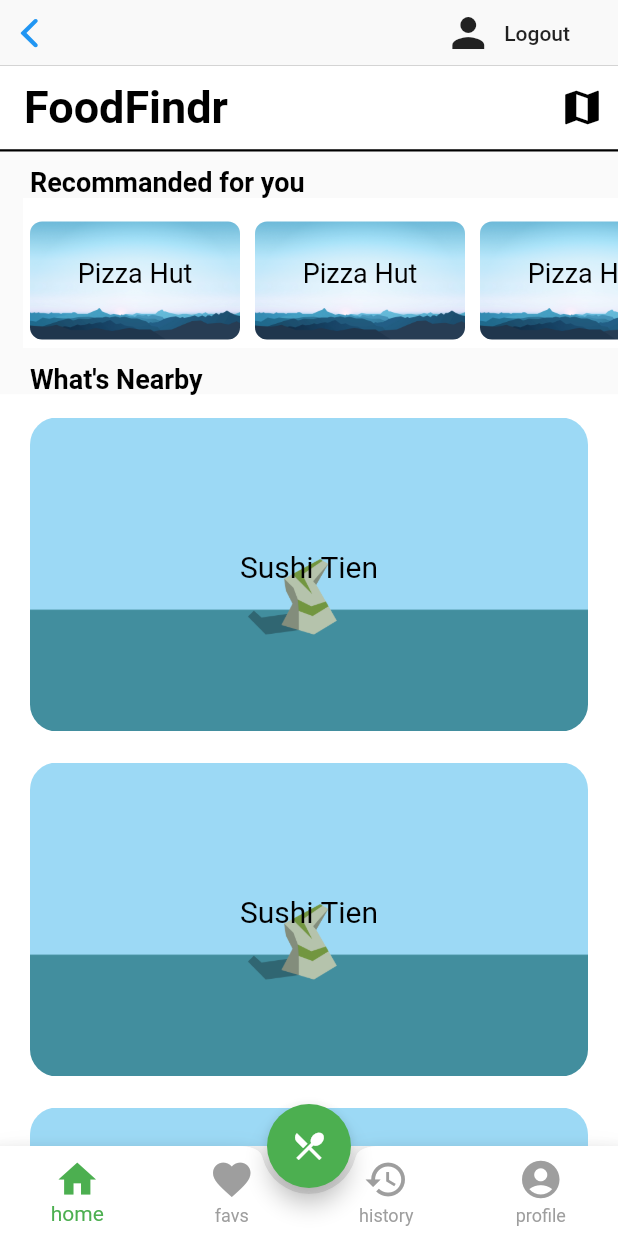
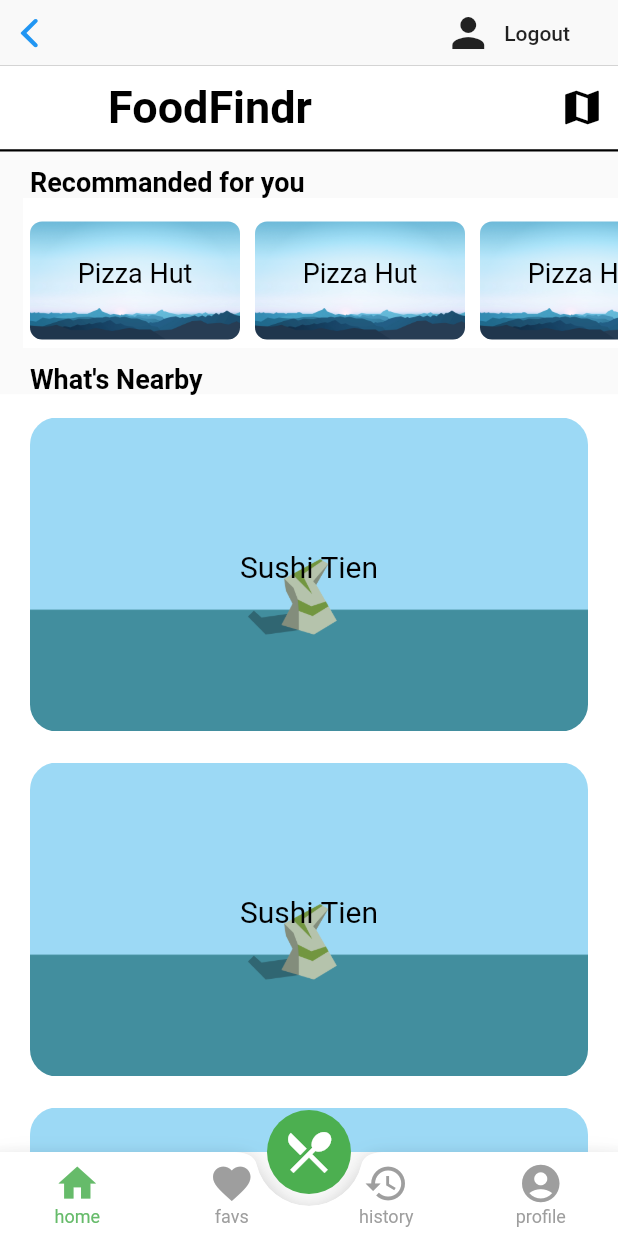
Before and after one commit to eric-li18/foodfindr, a Flutter app: the Navigation screen opened directly, on a phone screen of 412 x 824 dp. Run offline on Flutter 3.47's test engine with Material 2 defaults, Android fonts, the phone set to English and light mode, and no system bars; our stand-ins replace firebase_auth, flutter_signin_button, font_awesome_flutter, google_sign_in; missing offline and left inert: flutter_facebook_login; accounts and stored records are empty.

Commit message:
added page switching

```diff
--- a/lib/screens/history/history.dart
+++ b/lib/screens/history/history.dart
@@ -1,6 +1,6 @@
 import 'package:flutter/material.dart';
 import 'package:flutter/widgets.dart';
-import 'package:foodfindr/screens/home/navigation.dart';
+//import 'package:foodfindr/screens/home/navigation.dart';
 
 class History extends StatefulWidget {
   @override
--- a/lib/screens/home/home.dart
+++ b/lib/screens/home/home.dart
@@ -1,48 +1,14 @@
 import 'package:flutter/material.dart';
 
-class HomePage extends StatelessWidget {
+class HomePage extends StatefulWidget {
+  @override
+  _HomePageState createState() => _HomePageState();
+}
+
+class _HomePageState extends State<HomePage> {
   @override
   Widget build(BuildContext context) {
-    return MaterialApp(
-      home: Scaffold(
-      //   floatingActionButton: FloatingActionButton(
-      //   child: const Icon(Icons.local_dining, size: 36.0),
-      //   backgroundColor: Colors.green[400],
-      // ),
-      // floatingActionButtonLocation: FloatingActionButtonLocation.centerDocked,
-      // bottomNavigationBar: BottomAppBar(
-      //     shape: CircularNotchedRectangle(),
-      //     notchMargin: 6.0,
-      //     child: new Row(
-      //       mainAxisSize: MainAxisSize.min,
-      //       mainAxisAlignment: MainAxisAlignment.spaceEvenly,
-      //       children: <Widget>[
-      //         IconButton(
-      //           icon: Icon(
-      //             Icons.home,
-      //             size: 36.0,
-      //           ),
-      //         ),
-      //         IconButton(
-      //             icon: Icon(
-      //               Icons.favorite,
-      //               size: 36.0,
-      //             ),
-      //             padding: EdgeInsetsDirectional.only(end: 80.0)),
-      //         IconButton(
-      //             icon: Icon(
-      //           Icons.history,
-      //           size: 38.0,
-      //         )),
-      //         IconButton(
-      //             icon: Icon(
-      //           Icons.account_circle,
-      //           size: 38.0,
-      //         ))
-      //       ],
-      //     )
-      //   ),
-
+    return Scaffold(
         body: CustomScrollView(
           slivers: <Widget>[
             SliverAppBar(
@@ -187,8 +153,7 @@ class HomePage extends StatelessWidget {
             ),
           ]
         )
-      )
-    );
+      );
 
     // return Scaffold(
     //   backgroundColor: Colors.white,
--- a/lib/screens/home/navigation.dart
+++ b/lib/screens/home/navigation.dart
@@ -12,18 +12,22 @@ class Navigation extends StatefulWidget {
 }
 
 class _NavigationState extends State<Navigation> {
-  @override
-  Widget build(BuildContext context) {
-
   int _currentIndex = 0;
 
-    final List<Widget> _children = [
+  List<Widget> _children = <Widget>[
     HomePage(),
     Favourite(),
     History(),
     Profile()
   ];
+  void onItemTapped(index) {
+    setState(() {
+      _currentIndex = index;
+    });
+  }
 
+  @override
+  Widget build(BuildContext context) {
     return Scaffold(
       appBar: CupertinoNavigationBar(
         trailing: FlatButton.icon(
@@ -34,39 +38,56 @@ class _NavigationState extends State<Navigation> {
           label: Text("Logout"),
         ),
       ),
-      body: _children[_currentIndex],
+      body: _children.elementAt(_currentIndex),
       floatingActionButton: FloatingActionButton(
         onPressed: null,
         backgroundColor: Colors.green,
-            child: Icon(Icons.local_dining),
+        child: Icon(
+          Icons.local_dining,
+          size: 36,
+        ),
+        elevation: 0,
       ),
       floatingActionButtonLocation: FloatingActionButtonLocation.centerDocked,
       bottomNavigationBar: BottomAppBar(
         shape: CircularNotchedRectangle(),
-          notchMargin: 4.0,
+        notchMargin: 8.0,
         clipBehavior: Clip.antiAlias,
         child: BottomNavigationBar(
           type: BottomNavigationBarType.fixed,
           iconSize: 30,
-                selectedItemColor: Colors.green,
+          selectedItemColor: Colors.green[400],
           unselectedItemColor: Colors.grey,
-                onTap: (int index) {
-                  setState(() {
-                  _currentIndex = index;
-                  });
-                },
+          selectedFontSize: 12,
+          unselectedFontSize: 12,
+          onTap: onItemTapped,
           currentIndex: _currentIndex,
           elevation: 0,
           backgroundColor: Colors.white,
           items: [
-                  BottomNavigationBarItem(icon: Icon(Icons.home,), title: Text("home")),
-                  BottomNavigationBarItem(icon: Icon(Icons.favorite,),  title: Text("favs")),
-                  BottomNavigationBarItem(icon: Icon(Icons.history,), title: Text("history")),
-                  BottomNavigationBarItem(icon: Icon(Icons.account_circle,), title: Text("profile")),
+            BottomNavigationBarItem(
+                icon: Icon(
+                  Icons.home,
+                ),
+                title: Text("home")),
+            BottomNavigationBarItem(
+                icon: Icon(
+                  Icons.favorite,
+                ),
+                title: Text("favs")),
+            BottomNavigationBarItem(
+                icon: Icon(
+                  Icons.history,
+                ),
+                title: Text("history")),
+            BottomNavigationBarItem(
+                icon: Icon(
+                  Icons.account_circle,
+                ),
+                title: Text("profile")),
           ],
         ),
       ),
     );
   }
-
 }
--- a/lib/screens/profile/profile.dart
+++ b/lib/screens/profile/profile.dart
@@ -12,8 +12,7 @@ class _ProfileState extends State<Profile> {
   Widget build(BuildContext context) {
     return Scaffold(
       body: SafeArea(
-        child: Text('favourites page')),
-      bottomNavigationBar: Navigation(),
+        child: Center(child: Text('favourites page'))),
     );
   }
 }
--- a/lib/services/auth.dart
+++ b/lib/services/auth.dart
@@ -1,5 +1,5 @@
 import 'package:firebase_auth/firebase_auth.dart';
-import 'package:flutter/material.dart';
+//import 'package:flutter/material.dart';
 import 'package:foodfindr/models/user.dart';
 import 'package:google_sign_in/google_sign_in.dart';
 import 'package:flutter_facebook_login/flutter_facebook_login.dart';
```
Also changed, not shown: lib/main.dart (+4 -4 lines), lib/screens/favourites/favourites.dart (+4 -6 lines). Lines whose indentation alone changed are shown as unchanged.
